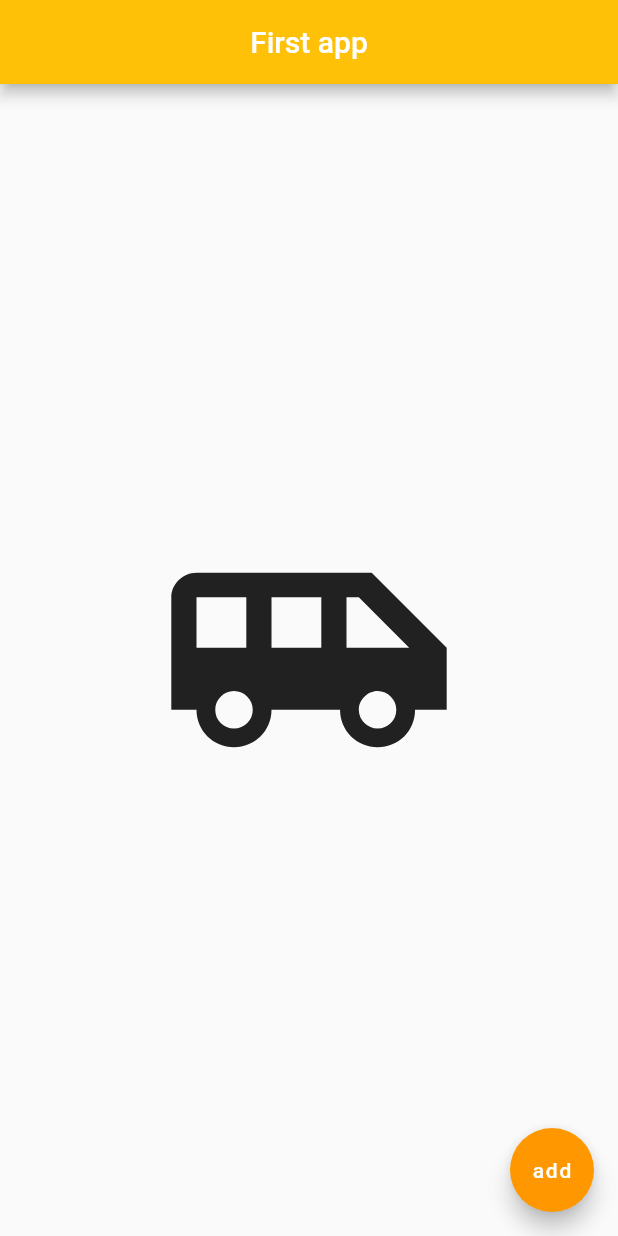
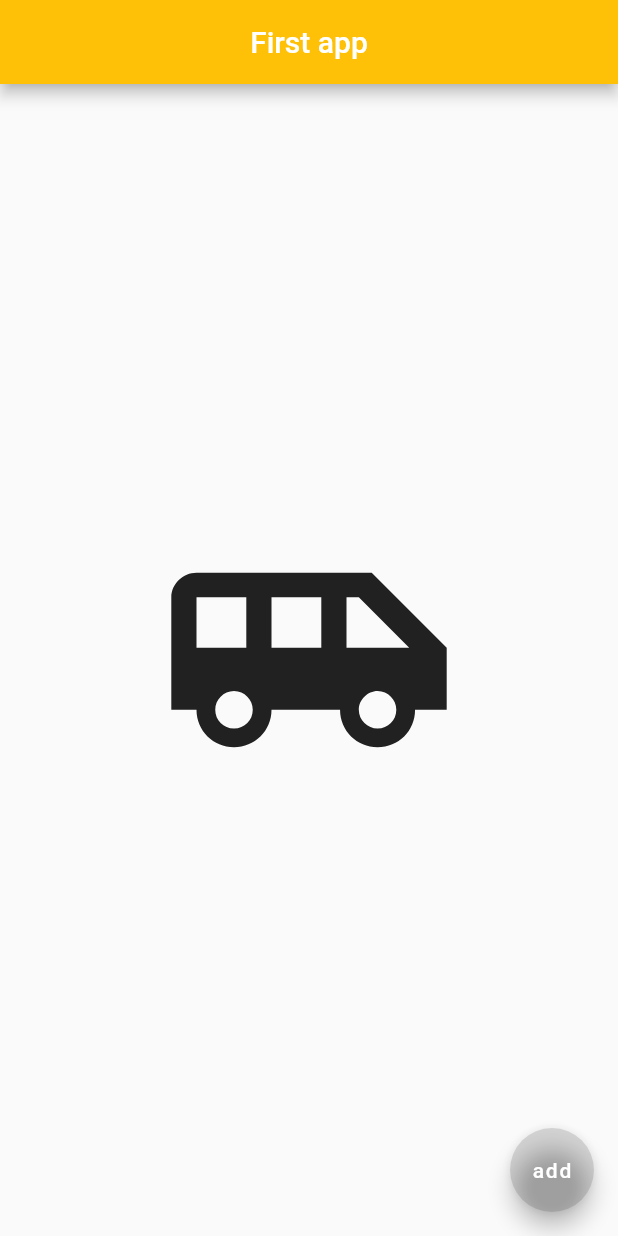
Before and after one commit to tejas-2232/Flutter-GOD, a Flutter app: the screen it shows after launch, on a phone screen of 412 x 824 dp. Run offline on Flutter 3.47's test engine with Material 2 defaults, Android fonts, the phone set to English and light mode, and no system bars.

Commit message:
color change

```diff
--- a/lib/main.dart
+++ b/lib/main.dart
@@ -15,10 +15,12 @@ class Home extends StatelessWidget {
         child: Icon(Icons.airport_shuttle, size: 200.0),
       ),
       floatingActionButton: FloatingActionButton(
-        onPressed: () {},
-        child: Text('add'),
-        backgroundColor: Colors.orange,
-      ),
+          onPressed: () {},
+          child: Text('add'),
+          backgroundColor: Colors.black12),
     );
   }
 }
+
+// remaining command : after advised from san jose
+//DO: git pull origin master
```
